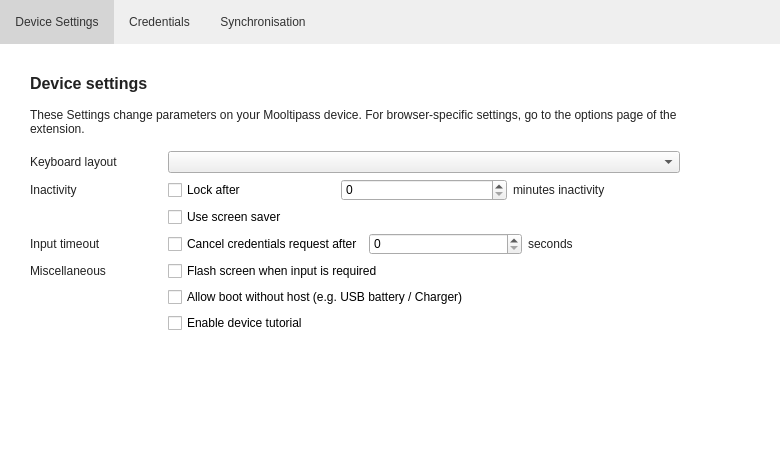
First picture: the form in src/MainWindow.ui, repository mooltipass/moolticute, before the edit.
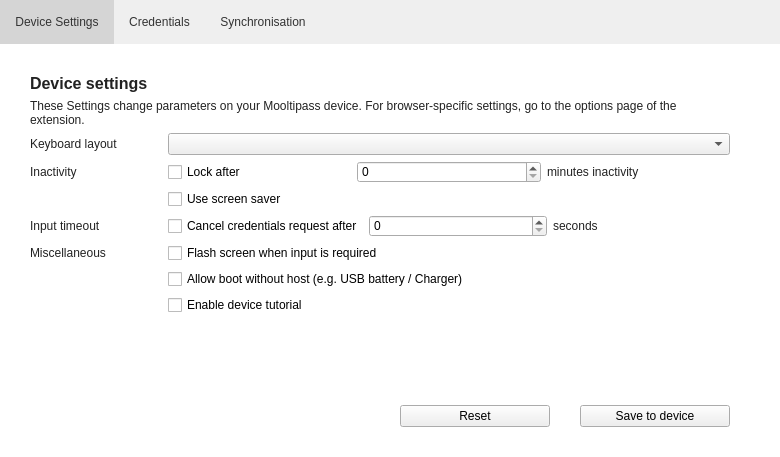
Second picture: the form after the edit. The open tabs and pages were chosen to show the change. Icons and pictures are not drawn.

Commit message: Make UI work with received data

Patch:
```diff
--- a/src/MainWindow.ui
+++ b/src/MainWindow.ui
@@ -254,9 +254,6 @@
       </widget>
       <widget class="QWidget" name="pageSettings">
        <layout class="QVBoxLayout" name="verticalLayout_2">
-        <property name="spacing">
-         <number>15</number>
-        </property>
         <property name="leftMargin">
          <number>30</number>
         </property>
@@ -264,7 +261,10 @@
          <number>30</number>
         </property>
         <property name="rightMargin">
-         <number>100</number>
+         <number>50</number>
+        </property>
+        <property name="bottomMargin">
+         <number>30</number>
         </property>
         <item>
          <widget class="QLabel" name="label">
@@ -411,6 +411,52 @@
           </property>
          </spacer>
         </item>
+        <item>
+         <layout class="QHBoxLayout" name="horizontalLayout_10">
+          <property name="spacing">
+           <number>30</number>
+          </property>
+          <item>
+           <spacer name="horizontalSpacer_11">
+            <property name="orientation">
+             <enum>Qt::Horizontal</enum>
+            </property>
+            <property name="sizeHint" stdset="0">
+             <size>
+              <width>40</width>
+              <height>20</height>
+             </size>
+            </property>
+           </spacer>
+          </item>
+          <item>
+           <widget class="QPushButton" name="pushButtonSettingsReset">
+            <property name="minimumSize">
+             <size>
+              <width>150</width>
+              <height>0</height>
+             </size>
+            </property>
+            <property name="text">
+             <string>Reset</string>
+            </property>
+           </widget>
+          </item>
+          <item>
+           <widget class="QPushButton" name="pushButtonSettingsSave">
+            <property name="minimumSize">
+             <size>
+              <width>150</width>
+              <height>0</height>
+             </size>
+            </property>
+            <property name="text">
+             <string>Save to device</string>
+            </property>
+           </widget>
+          </item>
+         </layout>
+        </item>
        </layout>
       </widget>
       <widget class="QWidget" name="pageMemEnable">
```
Left out of the diff: 2 changed lines with no effect on the pictures. The commit also changes 2 other files.
